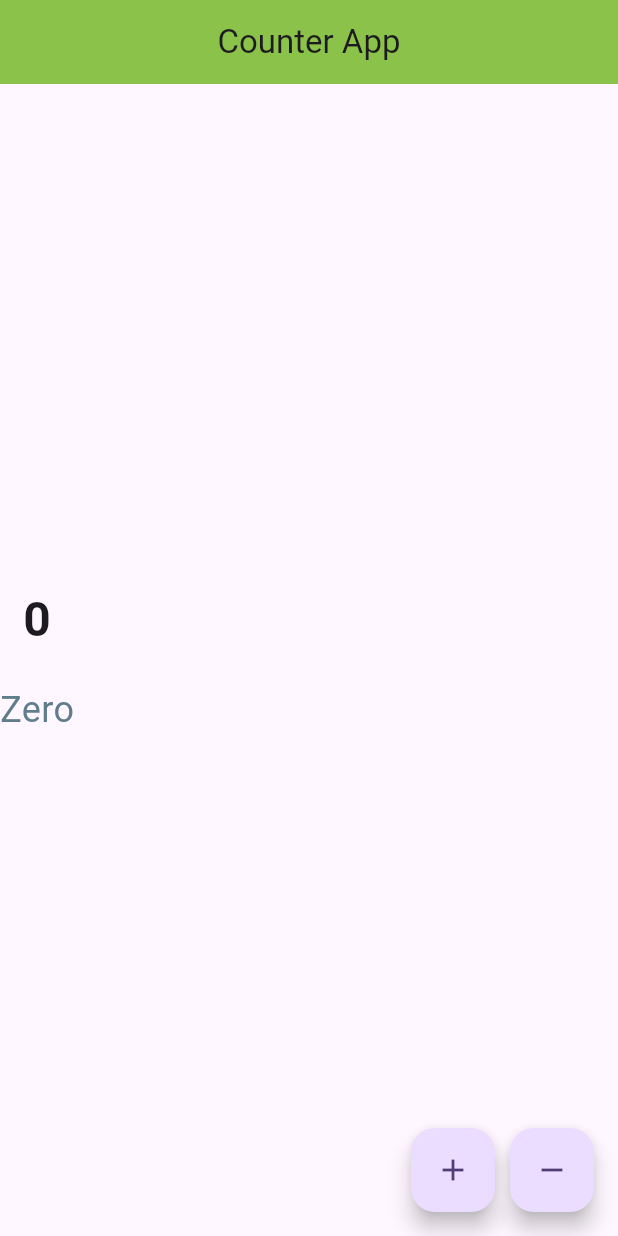
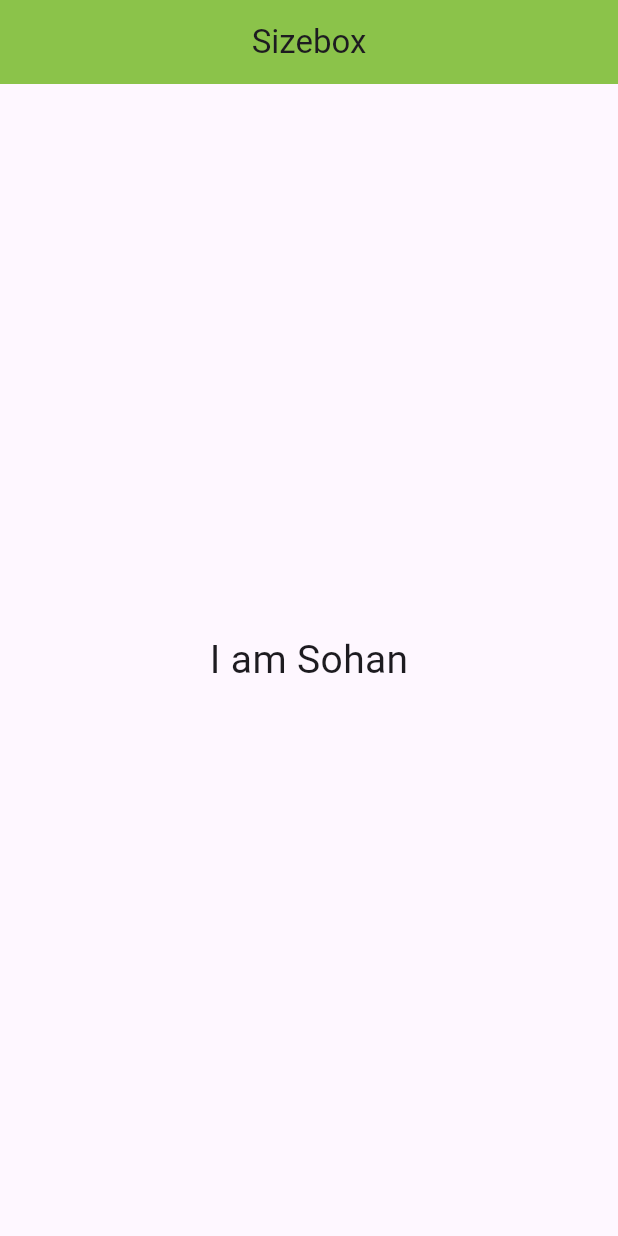
Before and after one commit to sohankafle10/Flutter-Practice, a Flutter app: the screen it shows after launch, on a phone screen of 412 x 824 dp. Run offline on Flutter 3.47's test engine with Material 3 defaults, Android fonts, the phone set to English and light mode, and no system bars.

Commit message:
Sizebox and button example

```diff
--- a/lib/main.dart
+++ b/lib/main.dart
@@ -1,3 +1,4 @@
+import 'package:basic_dart/button_example.dart';
 import 'package:basic_dart/commerce.dart';
 import 'package:basic_dart/containers.dart';
 import 'package:basic_dart/counterapp.dart';
@@ -5,6 +6,7 @@
 import 'package:basic_dart/homepage.dart';
 import 'package:basic_dart/imagee.dart';
 import 'package:basic_dart/practice.dart';
+import 'package:basic_dart/sizebox.dart';
 import 'package:flutter/material.dart';
 
 void main() {
@@ -24,7 +26,7 @@
 
         colorScheme: ColorScheme.fromSeed(seedColor: Colors.deepPurple),
       ),
-      home: Counterapp()
+      home: Sizebox()
     );
   }
 }
--- /dev/null
+++ b/lib/sizebox.dart
@@ -0,0 +1,31 @@
+import 'package:flutter/material.dart';
+
+class Sizebox extends StatelessWidget {
+  const Sizebox({super.key});
+
+   @override
+  Widget build(BuildContext context) {
+    return Scaffold(
+      appBar: AppBar(
+        title: Text("Sizebox"),
+        centerTitle: true,
+        backgroundColor: Colors.lightGreen,
+        ),
+body: SizedBox(
+  width: double.infinity,
+
+child:Column(
+  mainAxisAlignment: MainAxisAlignment.center,
+  children: [
+    Text("I am Sohan",
+    style: TextStyle(
+      fontSize: 26,
+    ),
+    ),
+  ],
+),
+),
+
+      );
+}
+}
```
Also changed, not shown: lib/button_example.dart (added, +67 -0 lines).
